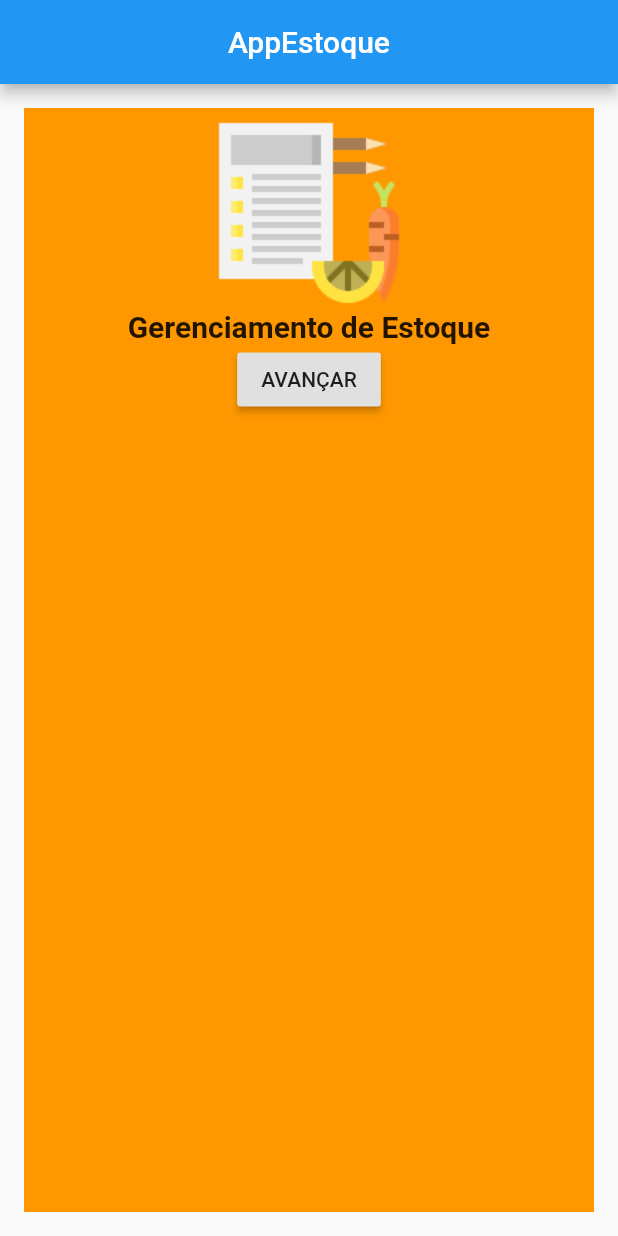
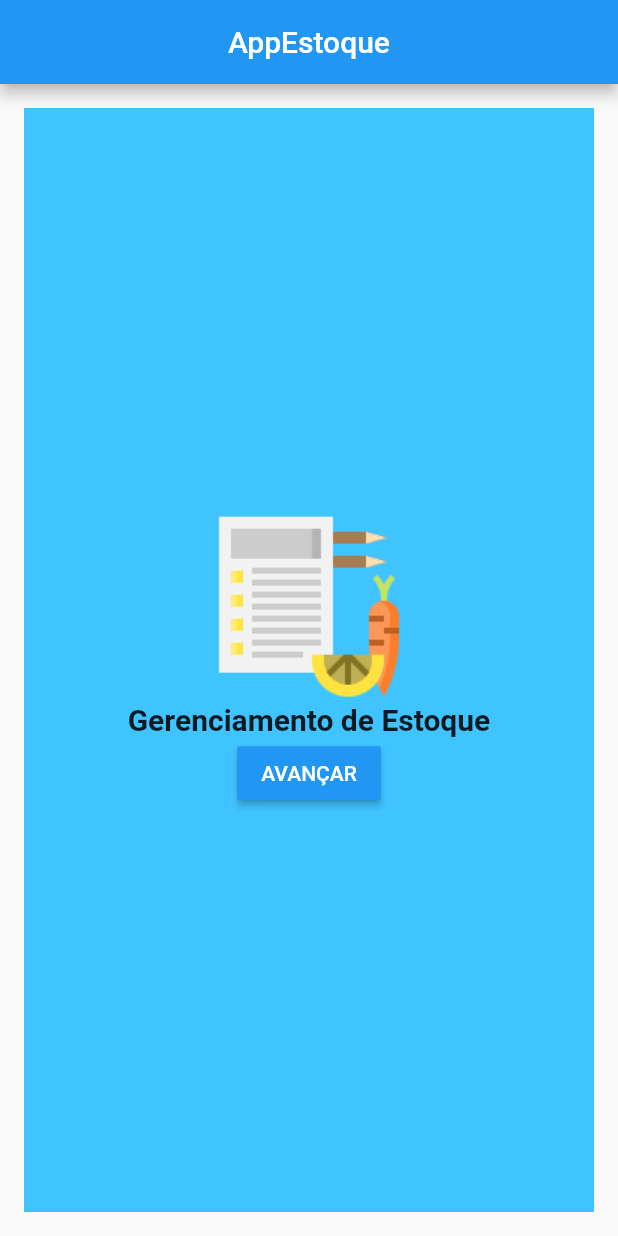
Before and after one commit to jamil2gomes/projetoFlutter, a Flutter app: the screen it shows after launch, on a phone screen of 412 x 824 dp. Run offline on Flutter 3.47's test engine with Material 2 defaults, Android fonts, the phone set to English and light mode, and no system bars.

Commit message:
melhoria na pagina inicial

```diff
--- a/projeto_estoque/lib/paginas/pageinicial.dart
+++ b/projeto_estoque/lib/paginas/pageinicial.dart
@@ -16,19 +16,22 @@ class PageInicial extends StatelessWidget {
 
   _body(BuildContext context) {
     return Container(
-      color: Colors.orange,
+        color: Colors.lightBlueAccent,
         width: double.infinity,
         height: double.infinity,
         margin: EdgeInsets.all(16),
         padding: EdgeInsets.all(6),
+        child: Align(
+          alignment: Alignment.center,
           child: Column(
+            mainAxisAlignment: MainAxisAlignment.center,
             children: <Widget>[
               _imagem("assets/images/productcheck.png"),
               _texto('Gerenciamento de Estoque'),
               _botao(context),
             ],
           ),
-    );
+        ));
   }
 
   _imagem(String url) {
@@ -44,12 +47,16 @@ class PageInicial extends StatelessWidget {
 
   _botao(BuildContext context) {
     return RaisedButton(
-      child: Text('AVANÇAR'),
+      child: Text(
+        'AVANÇAR',
+        style: new TextStyle(color: Colors.white),
+      ),
       onPressed: () {
         Navigator.push(context, MaterialPageRoute(builder: (context) {
           return FormPage();
         }));
       },
+      color: Colors.blue,
     );
   }
 }
```
Lines whose indentation alone changed are shown as unchanged.
